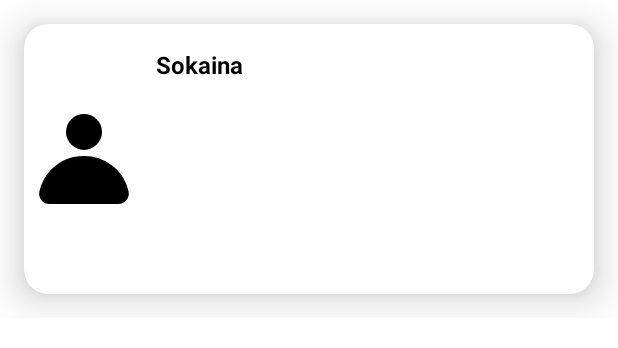
After one commit to sokainakanwal/MYFAMILYAPP, an Android app: the layout item_member.xml on its own in the app's theme, with its tools: preview values and no code run, on a phone screen of 412 x 824 dp. The commit adds this screen. Shown: the top 348 px of the screen. Run offline under Robolectric (Android 15) with nearby library versions, the phone set to English and light mode, and no system bars.

Commit message:
RecylerView

```diff
--- /dev/null
+++ b/app/src/main/res/drawable/ic_user.xml
@@ -0,0 +1,12 @@
+<vector xmlns:android="http://schemas.android.com/apk/res/android"
+    android:width="32dp"
+    android:height="32dp"
+    android:viewportWidth="32"
+    android:viewportHeight="32">
+  <path
+      android:fillColor="#FF000000"
+      android:pathData="M16,6.96m-6,0a6,6 0,1 1,12 0a6,6 0,1 1,-12 0"/>
+  <path
+      android:fillColor="#FF000000"
+      android:pathData="M30.86,26.84a15.07,15.07 0,0 0,-4.11 -7.47A12.47,12.47 0,0 0,25.13 18,15 15,0 0,0 16,15 15.24,15.24 0,0 0,5.24 19.37a15.07,15.07 0,0 0,-4.11 7.47,3.42 3.42,0 0,0 0.69,2.88A3.52,3.52 0,0 0,4.58 31H27.42a3.52,3.52 0,0 0,2.75 -1.32A3.42,3.42 0,0 0,30.86 26.84Z"/>
+</vector>
--- /dev/null
+++ b/app/src/main/res/layout/item_member.xml
@@ -0,0 +1,43 @@
+<?xml version="1.0" encoding="utf-8"?>
+<androidx.constraintlayout.widget.ConstraintLayout xmlns:android="http://schemas.android.com/apk/res/android"
+    xmlns:app="http://schemas.android.com/apk/res-auto"
+    android:layout_width="match_parent"
+    android:layout_height="wrap_content">
+
+    <com.google.android.material.card.MaterialCardView
+        android:id="@+id/card"
+        android:layout_width="match_parent"
+        android:layout_height="180dp"
+        android:layout_margin="16dp"
+        app:cardCornerRadius="16dp"
+        app:cardElevation="@dimen/dimen_16"
+        app:layout_constraintBottom_toBottomOf="parent"
+        app:layout_constraintTop_toTopOf="parent" />
+
+    <ImageView
+        android:id="@+id/user_img"
+        android:layout_width="64dp"
+        android:layout_height="64dp"
+        android:layout_margin="@dimen/elev_8"
+        android:elevation="@dimen/dimen_16"
+        android:src="@drawable/ic_user"
+        app:layout_constraintBottom_toBottomOf="@id/card"
+        app:layout_constraintStart_toStartOf="@id/card"
+        app:layout_constraintTop_toTopOf="@id/card" />
+
+    <TextView
+        android:id="@+id/user_name"
+        android:layout_width="wrap_content"
+        android:layout_height="wrap_content"
+        android:layout_margin="16dp"
+        android:layout_marginStart="@dimen/dimens_164"
+        android:layout_marginEnd="@dimen/dimens_180"
+        android:elevation="16dp"
+        android:text="Sokaina"
+        android:textColor="@color/black"
+        android:textSize="@dimen/dimens_16sp"
+        android:textStyle="bold"
+        app:layout_constraintStart_toEndOf="@id/user_img"
+        app:layout_constraintTop_toTopOf="@+id/card" />
+
+</androidx.constraintlayout.widget.ConstraintLayout>
```
Also changed, not shown: app/src/main/java/com/Sokaina25582/familysafetyapp/HomeFragmant.kt (+14 -0 lines), app/src/main/java/com/Sokaina25582/familysafetyapp/MainActivity.kt (+14 -9 lines), app/src/main/java/com/Sokaina25582/familysafetyapp/MemberAdapter.kt (added, +34 -0 lines), app/src/main/java/com/Sokaina25582/familysafetyapp/MemberModel.kt (added, +8 -0 lines), app/src/main/res/layout/fragment_home_fregmant.xml (+15 -6 lines), app/src/main/res/drawable-hdpi/ic_user.png (deleted), app/src/main/res/drawable-mdpi/ic_user.png (deleted), app/src/main/res/drawable-xhdpi/ic_user.png (deleted), app/src/main/res/drawable-xxhdpi/ic_user.png (deleted), app/src/main/res/drawable-xxxhdpi/ic_user.png (deleted).
